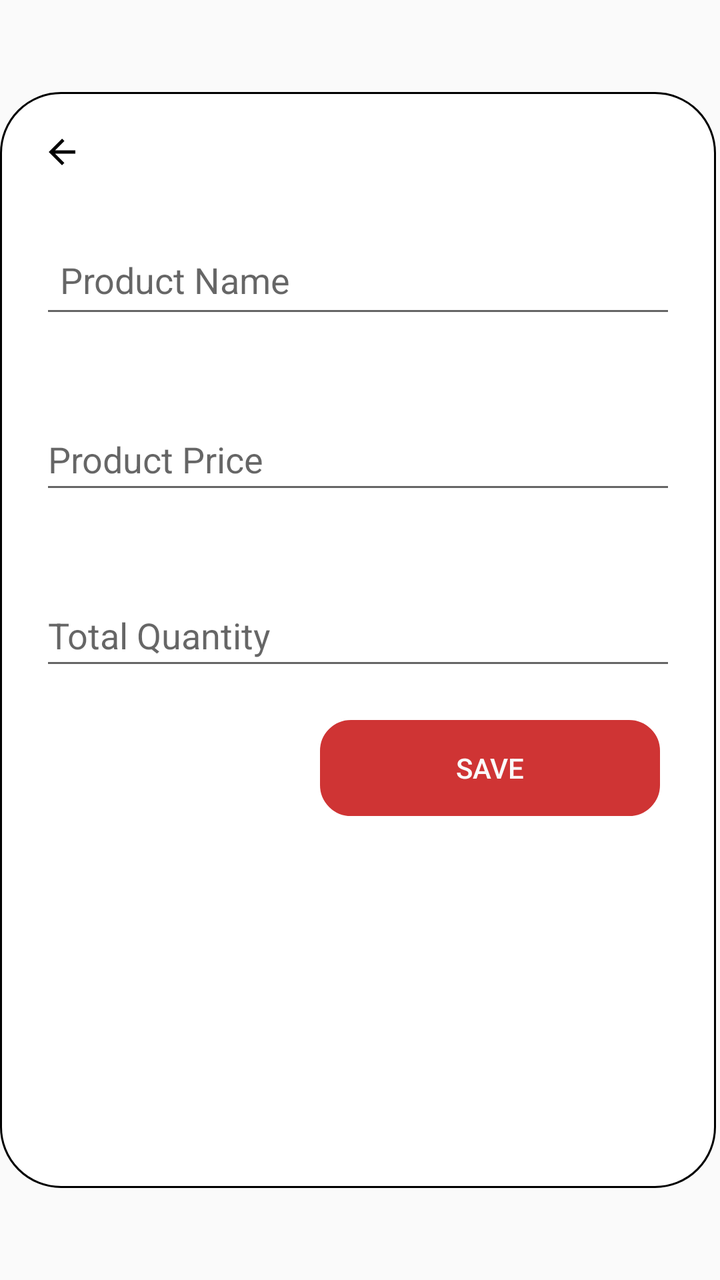
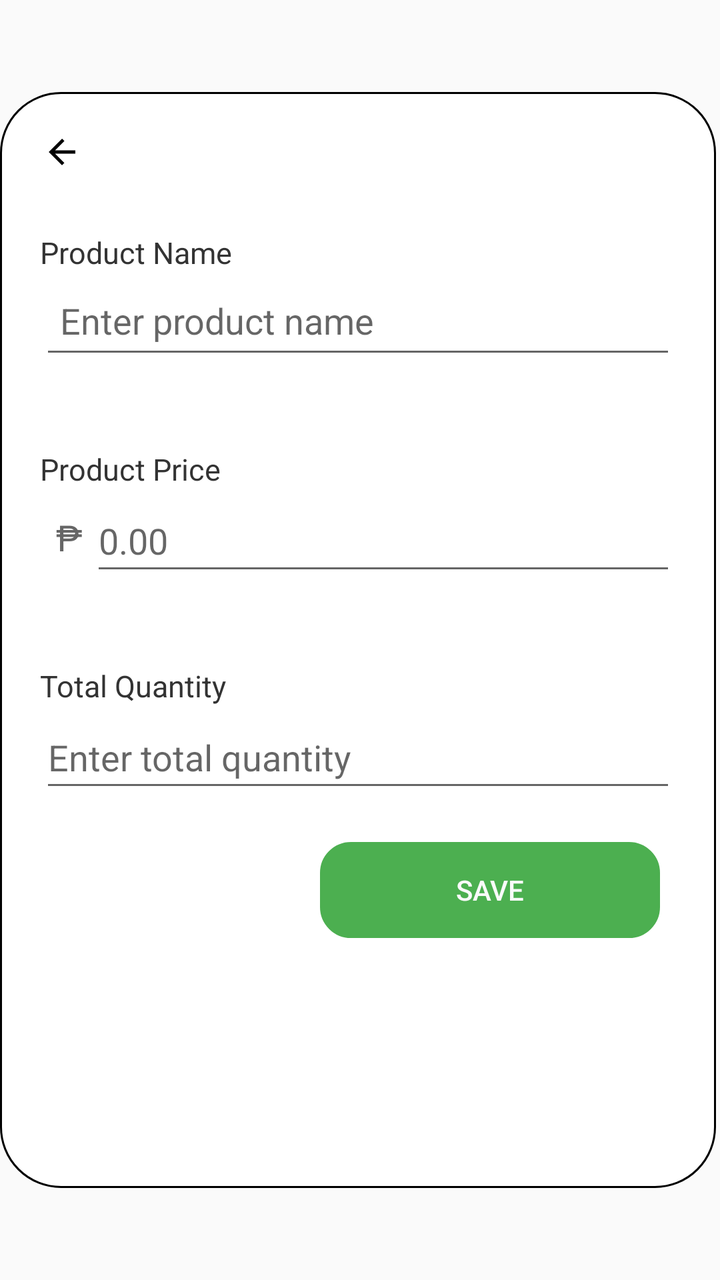

Two renders of the same Android screen: before a commit and after it. Below are the layout's source before the change and the commit's diff.
<!-- AndroidManifest.xml: application theme Theme.MyApp -->
<!-- res/layout/edit_product.xml -->
<?xml version="1.0" encoding="utf-8"?>
<androidx.constraintlayout.widget.ConstraintLayout xmlns:android="http://schemas.android.com/apk/res/android"
    xmlns:app="http://schemas.android.com/apk/res-auto"
    xmlns:tools="http://schemas.android.com/tools"
    android:layout_width="400dp"
    android:layout_height="match_parent"
    android:backgroundTint="#D4E24E">
    
    <LinearLayout
        android:layout_width="358dp"
        android:layout_height="548dp"
        android:background="@drawable/rounded_dialog_bg"
        android:orientation="vertical"
        android:padding="20dp"
        app:layout_constraintBottom_toBottomOf="parent"
        app:layout_constraintEnd_toEndOf="parent"
        app:layout_constraintHorizontal_bias="0.0"
        app:layout_constraintStart_toStartOf="parent"
        app:layout_constraintTop_toTopOf="parent">

        <ImageView
            android:id="@+id/edit_to_inventory"
            android:layout_width="20dp"
            android:layout_height="20dp"
            android:background="@drawable/ic_back"
            android:clickable="true"
            android:contentDescription="@string/action_sign_in_short"
            android:translationX="@dimen/cardview_compat_inset_shadow"
            tools:ignore="TouchTargetSizeCheck">

        </ImageView>

        <EditText
            android:id="@+id/editname"
            android:layout_width="match_parent"
            android:layout_height="wrap_content"
            android:layout_marginTop="30dp"
            android:hint="Product Name"
            android:textColor="#666666"
            android:minHeight="48dp"
            android:padding="10dp" />

        <EditText
            android:id="@+id/editprice"
            android:layout_width="match_parent"
            android:layout_height="wrap_content"
            android:layout_marginTop="40dp"
            android:hint="Product Price"
            android:textColor="#666666"
            android:minHeight="48dp" />

        <EditText
            android:id="@+id/editquantity"
            android:layout_width="match_parent"
            android:layout_height="wrap_content"
            android:layout_marginTop="40dp"
            android:hint="Total Quantity"
            android:textColor="#666666"
            android:inputType="number"
            android:minHeight="48dp" />


        <Button
            android:id="@+id/btneditItem"
            android:layout_width="170dp"
            android:layout_height="wrap_content"
            android:layout_marginLeft="140dp"
            android:layout_marginTop="20dp"
            android:background="@drawable/rounded_corner"
            android:backgroundTint="#CF3434"
            android:minHeight="48dp"
            android:text="Save"
            android:textColor="#FAFAFA" />
    </LinearLayout>


</androidx.constraintlayout.widget.ConstraintLayout>
<!-- resources referenced by this layout -->
<resources>
  <!-- drawable ic_back (drawable) -->
  <vector xmlns:android="http://schemas.android.com/apk/res/android"
      android:autoMirrored="true"
      android:height="40dp"
      android:tint="#000000"
      android:viewportHeight="24"
      android:viewportWidth="24"
      android:width="40dp">
        
      <path android:fillColor="@android:color/white"
          android:pathData="M20,11H7.83l5.59,-5.59L12,4l-8,8 8,8 1.41,-1.41L7.83,13H20v-2z"/>
      
  </vector>
  <!-- drawable rounded_corner (drawable) -->
  <?xml version="1.0" encoding="utf-8"?>
  <shape xmlns:android="http://schemas.android.com/apk/res/android"
      android:shape="rectangle">
      <corners android:radius="15dp"/>
      <stroke android:width="1dip" android:color="@color/black" />
  
  </shape>
  <!-- drawable rounded_dialog_bg (drawable) -->
  <shape xmlns:android="http://schemas.android.com/apk/res/android"
      android:shape="rectangle">
      <solid android:color="#FFFFFF"/>
      <corners android:radius="30dp"/>
      <stroke android:width="1dip" android:color="@color/black" />
  </shape>
  <string name="action_sign_in_short">Sign in</string>
  <style name="Theme.MyApp" parent="Theme.AppCompat.Light.NoActionBar">
  
      </style>
  <color name="black">#FF000000</color>
</resources>

<!-- the commit's change to res/layout/edit_product.xml (unified diff, before → after) -->
@@ -30,35 +30,73 @@
 
         </ImageView>
 
+        
+        <TextView
+            android:layout_width="wrap_content"
+            android:layout_height="wrap_content"
+            android:text="Product Name"
+            android:textColor="#333"
+            android:textSize="15sp"
+            android:layout_marginTop="30dp" />
+        
         <EditText
             android:id="@+id/editname"
             android:layout_width="match_parent"
             android:layout_height="wrap_content"
-            android:layout_marginTop="30dp"
-            android:hint="Product Name"
+            android:hint="Enter product name"
             android:textColor="#666666"
             android:minHeight="48dp"
             android:padding="10dp" />
 
-        <EditText
-            android:id="@+id/editprice"
+        
+        <TextView
+            android:layout_width="wrap_content"
+            android:layout_height="wrap_content"
+            android:text="Product Price"
+            android:textColor="#333"
+            android:textSize="15sp"
+            android:layout_marginTop="40dp" />
+        
+        <LinearLayout
             android:layout_width="match_parent"
             android:layout_height="wrap_content"
-            android:layout_marginTop="40dp"
-            android:hint="Product Price"
-            android:textColor="#666666"
-            android:minHeight="48dp" />
+            android:orientation="horizontal"
+            android:gravity="center_vertical">
+            <TextView
+                android:layout_width="wrap_content"
+                android:layout_height="wrap_content"
+                android:text="₱"
+                android:textSize="18sp"
+                android:textColor="#666"
+                android:paddingLeft="8dp"
+                android:paddingRight="4dp" />
+            <EditText
+                android:id="@+id/editprice"
+                android:layout_width="0dp"
+                android:layout_height="wrap_content"
+                android:layout_weight="1"
+                android:textColor="#666666"
+                android:hint="0.00"
+                android:minHeight="48dp" />
+        </LinearLayout>
 
+        
+        <TextView
+            android:layout_width="wrap_content"
+            android:layout_height="wrap_content"
+            android:text="Total Quantity"
+            android:textColor="#333"
+            android:textSize="15sp"
+            android:layout_marginTop="40dp" />
+        
         <EditText
             android:id="@+id/editquantity"
             android:layout_width="match_parent"
             android:layout_height="wrap_content"
-            android:layout_marginTop="40dp"
-            android:hint="Total Quantity"
+            android:hint="Enter total quantity"
             android:textColor="#666666"
             android:inputType="number"
             android:minHeight="48dp" />
-
 
         <Button
             android:id="@+id/btneditItem"
@@ -67,7 +105,7 @@
             android:layout_marginLeft="140dp"
             android:layout_marginTop="20dp"
             android:background="@drawable/rounded_corner"
-            android:backgroundTint="#CF3434"
+            android:backgroundTint="#4CAF50"
             android:minHeight="48dp"
             android:text="Save"
             android:textColor="#FAFAFA" />
